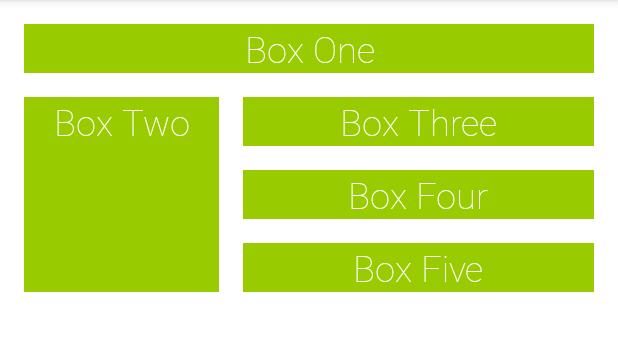
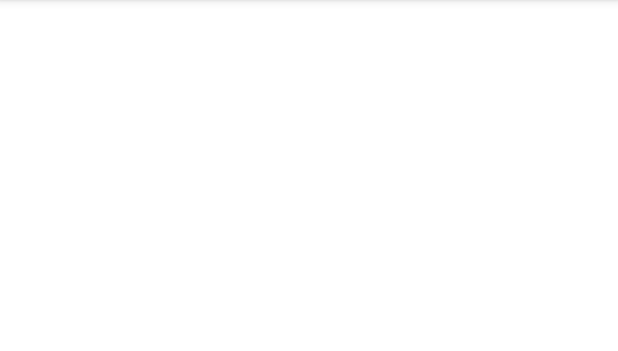
Before and after one commit to moonbear135/ColorMyView, an Android app: the screen it shows after launch (MainActivity), on a phone screen of 412 x 824 dp, the part 84-435 px from its top. Run offline under Robolectric (Android 15) with nearby library versions, the phone set to English and light mode, and no system bars; Roboto replaces fonts that are not available here; 1 statement that could not run was skipped.

```diff
--- a/app/src/main/res/layout/activity_main.xml
+++ b/app/src/main/res/layout/activity_main.xml
@@ -2,6 +2,7 @@
 <androidx.constraintlayout.widget.ConstraintLayout xmlns:android="http://schemas.android.com/apk/res/android"
     xmlns:app="http://schemas.android.com/apk/res-auto"
     xmlns:tools="http://schemas.android.com/tools"
+    android:id="@+id/constranent_layout"
     android:layout_width="match_parent"
     android:layout_height="match_parent"
     tools:context=".MainActivity">
--- a/app/src/main/res/values/themes.xml
+++ b/app/src/main/res/values/themes.xml
@@ -24,7 +24,7 @@
     </style>
 
     <style name="WhiteBox">
-        <item name="android:background">@android:color/holo_green_light</item>
+        <item name="android:background">@android:color/white</item>
         <item name="android:textAlignment">center</item>
         <item name="android:textSize">@dimen/box_text_size</item>
         <item name="android:textStyle">bold</item>
```
Also changed, not shown: app/src/main/java/com/android/example/colormyview/MainActivity.kt (+36 -0 lines).
